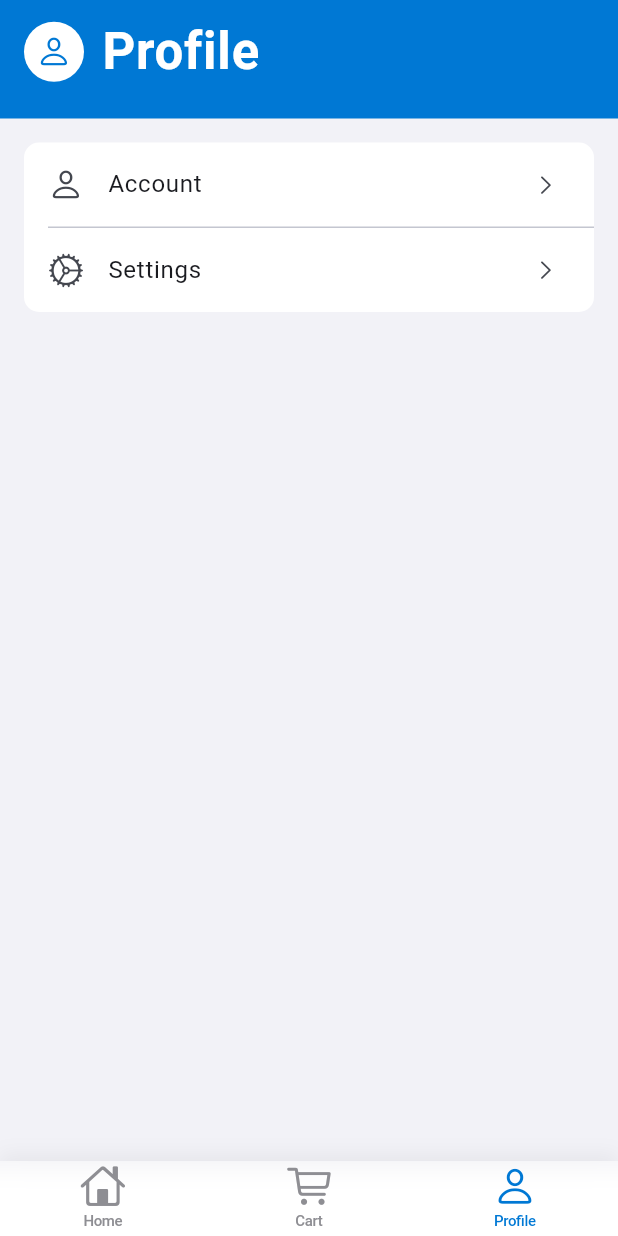
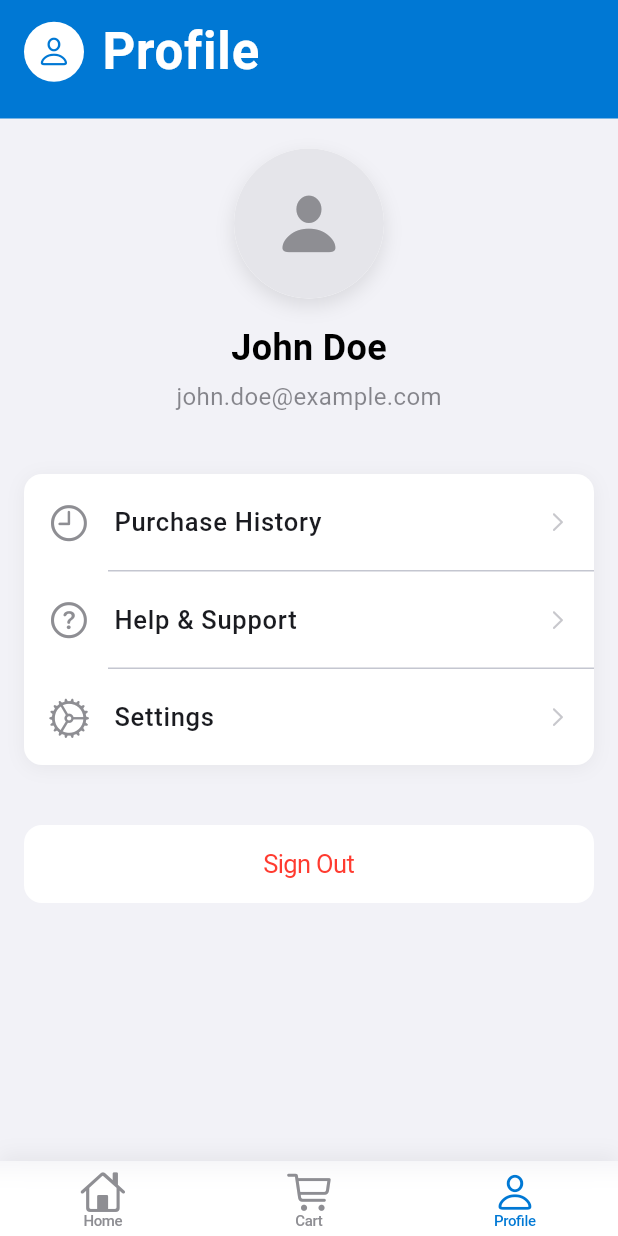
Before and after one commit to panayotisp/la-fourchette, a Flutter app: the EmployeeHomeScaffold screen opened by its route, item 3 of the bottom bar chosen, on a phone screen of 412 x 824 dp. Run offline on Flutter 3.47's test engine with Material 3 defaults, Android fonts, the phone set to English and light mode, and no system bars; our stand-ins replace equatable, flutter_animate, flutter_local_notifications, flutter_riverpod, go_router, riverpod_annotation; generated files the repository leaves out were written again; network calls fail; Roboto replaces fonts that are missing (SF Pro Display).

Commit message:
History and help

```diff
--- a/lib/src/common/widgets/outlook_header.dart
+++ b/lib/src/common/widgets/outlook_header.dart
@@ -6,6 +6,7 @@ class OutlookHeader extends StatelessWidget {
   final Widget? bottomWidget;
   final IconData? icon;
   final Widget? trailing;
+  final VoidCallback? onBack;
 
   const OutlookHeader({
     super.key,
@@ -13,6 +14,7 @@ class OutlookHeader extends StatelessWidget {
     this.bottomWidget,
     this.icon,
     this.trailing,
+    this.onBack,
   });
 
   @override
@@ -34,6 +36,15 @@ class OutlookHeader extends StatelessWidget {
             children: [
               Row(
                 children: [
+                  if (onBack != null) ...[
+                    GestureDetector(
+                      onTap: onBack,
+                      child: Container(
+                        padding: const EdgeInsets.only(right: 12),
+                        child: const Icon(CupertinoIcons.arrow_left, color: Colors.white, size: 28),
+                      ),
+                    ),
+                  ],
                   if (icon != null) ...[
                     Container(
                       padding: const EdgeInsets.all(8),
--- a/lib/src/features/cart/presentation/cart_screen.dart
+++ b/lib/src/features/cart/presentation/cart_screen.dart
@@ -152,7 +152,7 @@ class CartScreen extends ConsumerWidget {
                       },
                     ),
 
-                    // Floating Overlay Footer
+                    // Fl§ Footer
                     Positioned(
                       left: 0,
                       right: 0,
--- a/lib/src/features/home/presentation/employee_home_scaffold.dart
+++ b/lib/src/features/home/presentation/employee_home_scaffold.dart
@@ -66,11 +66,16 @@ class _EmployeeHomeScaffoldState extends ConsumerState<EmployeeHomeScaffold> {
           inactiveColor: CupertinoColors.systemGrey,
           items: [
             const BottomNavigationBarItem(
-              icon: Icon(CupertinoIcons.home),
+              icon: Padding(
+                padding: EdgeInsets.only(top: 6.0), // ADJUST THIS VALUE to move icon up/down
+                child: Icon(CupertinoIcons.home),
+              ),
               label: 'Home',
             ),
             BottomNavigationBarItem(
-              icon: Stack(
+              icon: Padding(
+                padding: const EdgeInsets.only(top: 6.0), // ADJUST THIS VALUE to move icon up/down
+                child: Stack(
                   clipBehavior: Clip.none,
                   children: [
                     const Icon(CupertinoIcons.cart),
@@ -101,10 +106,14 @@ class _EmployeeHomeScaffoldState extends ConsumerState<EmployeeHomeScaffold> {
                       ),
                   ],
                 ),
+              ),
               label: 'Cart',
             ),
             const BottomNavigationBarItem(
-              icon: Icon(CupertinoIcons.person),
+              icon: Padding(
+                padding: EdgeInsets.only(top: 6.0), // ADJUST THIS VALUE to move icon up/down
+                child: Icon(CupertinoIcons.person),
+              ),
               label: 'Profile',
             ),
           ],
--- a/lib/src/features/profile/presentation/profile_screen.dart
+++ b/lib/src/features/profile/presentation/profile_screen.dart
@@ -1,6 +1,8 @@
 import 'package:flutter/cupertino.dart';
 import 'package:flutter/material.dart';
-import '../../../common/widgets/outlook_header.dart'; // Corrected path
+import '../../../common/widgets/outlook_header.dart';
+import 'purchase_history_screen.dart';
+import 'help_support_screen.dart';
 
 class ProfileScreen extends StatelessWidget {
   const ProfileScreen({super.key});
@@ -17,31 +19,110 @@ class ProfileScreen extends StatelessWidget {
           ),
           Expanded(
             child: ListView(
+              padding: EdgeInsets.zero,
               children: [
+                const SizedBox(height: 20),
+                // 1. Profile Header
+                Column(
+                  children: [
+                    Container(
+                      decoration: BoxDecoration(
+                        color: Colors.white,
+                        shape: BoxShape.circle,
+                        boxShadow: [
+                          BoxShadow(
+                            color: Colors.black.withOpacity(0.1),
+                            blurRadius: 10,
+                            offset: const Offset(0, 5),
+                          ),
+                        ],
+                      ),
+                      child: const CircleAvatar(
+                        radius: 50,
+                        backgroundColor: CupertinoColors.systemGrey5,
+                        // Placeholder image or icon
+                        child: Icon(CupertinoIcons.person_solid, size: 50, color: CupertinoColors.systemGrey),
+                      ),
+                    ),
+                    const SizedBox(height: 16),
+                    const Text(
+                      'John Doe',
+                      style: TextStyle(
+                        fontSize: 24,
+                        fontWeight: FontWeight.bold,
+                        color: CupertinoColors.label,
+                      ),
+                    ),
+                    const SizedBox(height: 4),
+                    const Text(
+                      'john.doe@example.com',
+                      style: TextStyle(
+                        fontSize: 16,
+                        color: CupertinoColors.secondaryLabel,
+                      ),
+                    ),
+                  ],
+                ),
+
+                const SizedBox(height: 40),
+
+                // 2. Menu Options (Grouped List)
                 Container(
-                  margin: const EdgeInsets.all(16),
+                  margin: const EdgeInsets.symmetric(horizontal: 16),
                   decoration: BoxDecoration(
                     color: CupertinoColors.systemBackground,
-                    borderRadius: BorderRadius.circular(10),
+                    borderRadius: BorderRadius.circular(12),
+                    boxShadow: [
+                      BoxShadow(
+                        color: Colors.black.withOpacity(0.05),
+                        blurRadius: 10,
+                        offset: const Offset(0, 2),
+                      ),
+                    ],
                   ),
                   child: Column(
                     children: [
-                      ListTile(
-                        leading: const Icon(CupertinoIcons.person),
-                        title: const Text('Account'),
-                        trailing: const Icon(CupertinoIcons.chevron_right, size: 16),
-                        onTap: () {},
+                      _buildMenuRow(
+                        icon: CupertinoIcons.time,
+                        title: 'Purchase History',
+                        onTap: () {
+                          Navigator.of(context).push(
+                            CupertinoPageRoute(builder: (context) => const PurchaseHistoryScreen()),
+                          );
+                        },
                       ),
-                      const Divider(height: 1, indent: 16),
-                      ListTile(
-                        leading: const Icon(CupertinoIcons.settings),
-                        title: const Text('Settings'),
-                        trailing: const Icon(CupertinoIcons.chevron_right, size: 16),
+                      const Divider(height: 1, indent: 56), // 16 + 24 + 16 (padding + icon + padding)
+                      _buildMenuRow(
+                        icon: CupertinoIcons.question_circle,
+                        title: 'Help & Support',
+                        onTap: () {
+                          Navigator.of(context).push(
+                            CupertinoPageRoute(builder: (context) => const HelpSupportScreen()),
+                          );
+                        },
+                      ),
+                      const Divider(height: 1, indent: 56),
+                      _buildMenuRow(
+                        icon: CupertinoIcons.settings,
+                        title: 'Settings',
                         onTap: () {},
                       ),
                     ],
                   ),
                 ),
+
+                const SizedBox(height: 40),
+
+                // Optional: Sign Out Button
+                Padding(
+                  padding: const EdgeInsets.symmetric(horizontal: 16),
+                  child: CupertinoButton(
+                    color: CupertinoColors.systemBackground,
+                    child: const Text('Sign Out', style: TextStyle(color: CupertinoColors.destructiveRed)),
+                    onPressed: () {},
+                  ),
+                ),
+                const SizedBox(height: 40),
               ],
             ),
           ),
@@ -49,4 +130,21 @@ class ProfileScreen extends StatelessWidget {
       ),
     );
   }
+
+  Widget _buildMenuRow({
+    required IconData icon,
+    required String title,
+    required VoidCallback onTap,
+  }) {
+    return ListTile(
+      leading: Icon(icon, color: CupertinoColors.systemGrey, size: 28),
+      title: Text(
+        title,
+        style: const TextStyle(fontWeight: FontWeight.w500, fontSize: 17),
+      ),
+      trailing: const Icon(CupertinoIcons.chevron_right, size: 16, color: CupertinoColors.systemGrey3),
+      onTap: onTap,
+      contentPadding: const EdgeInsets.symmetric(horizontal: 16, vertical: 4),
+    );
+  }
 }
--- a/pubspec.yaml
+++ b/pubspec.yaml
@@ -46,6 +46,7 @@ dependencies:
   equatable: ^2.0.7
   http: ^1.6.0
   flutter_local_notifications: ^19.5.0
+  url_launcher: ^6.3.2
 
 dev_dependencies:
   flutter_test:
```
Also changed, not shown: lib/src/features/profile/presentation/help_support_screen.dart (added, +150 -0 lines), lib/src/features/profile/presentation/purchase_history_screen.dart (added, +193 -0 lines), pubspec.lock, 8 other files. Lines whose indentation alone changed are shown as unchanged.
